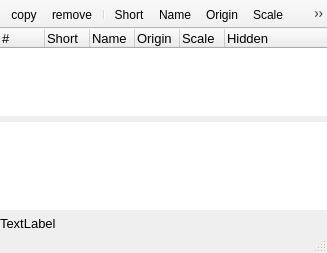
First picture: the form in UIs/nWinList.ui, repository NeutrinoToolkit/Neutrino, before the edit.
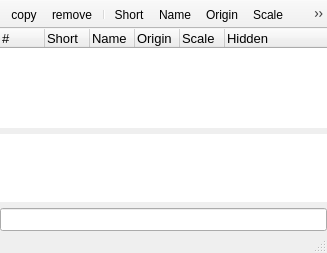
Second picture: the form after the edit. Icons and pictures are not drawn. Custom widgets are drawn as their Qt base class.

Diff of the .ui file:
```diff
--- a/UIs/nWinList.ui
+++ b/UIs/nWinList.ui
@@ -23,7 +23,7 @@
    <bool>true</bool>
   </property>
   <widget class="QWidget" name="centralwidget">
-   <layout class="QGridLayout" name="gridLayout" rowstretch="0,0,0">
+   <layout class="QGridLayout" name="gridLayout" rowstretch="0,1,0">
     <property name="margin">
      <number>0</number>
     </property>
@@ -157,17 +157,20 @@
      </widget>
     </item>
     <item row="2" column="0">
-     <widget class="QLabel" name="line">
+     <widget class="QLineEdit" name="lineEdit">
+      <property name="sizePolicy">
+       <sizepolicy hsizetype="MinimumExpanding" vsizetype="Fixed">
+        <horstretch>0</horstretch>
+        <verstretch>0</verstretch>
+       </sizepolicy>
+      </property>
       <property name="font">
        <font>
         <pointsize>10</pointsize>
        </font>
       </property>
-      <property name="text">
-       <string>TextLabel</string>
-      </property>
-      <property name="textInteractionFlags">
-       <set>Qt::LinksAccessibleByMouse|Qt::TextSelectableByKeyboard|Qt::TextSelectableByMouse</set>
+      <property name="readOnly">
+       <bool>true</bool>
       </property>
      </widget>
     </item>
```
